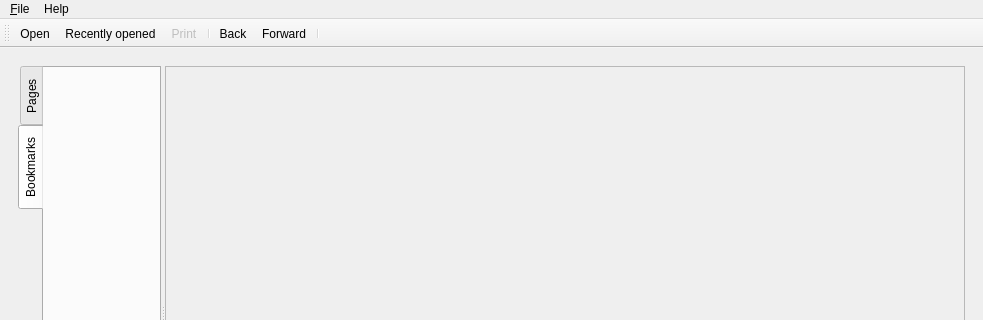
The window that app/mainwindow.ui (Li-Shurui/StepViewer) describes before a commit, drawn with Qt 5; both pictures show x 0 to 983 and y 0 to 320 of the 983 by 602 pixel window.
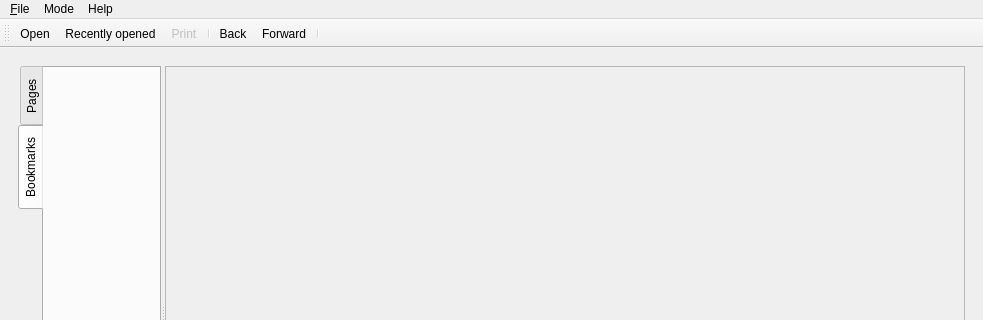
The same window after the commit. Icons and pictures are not drawn.

Commit message:
Add a Mode menu to reopen the current file in a chosen viewer
Let text and YUV viewers accept any file when selected explicitly, and
show an error in the view area when a viewer cannot open it.

```diff
--- a/app/mainwindow.ui
+++ b/app/mainwindow.ui
@@ -123,7 +123,17 @@
     <addaction name="menuLanguage"/>
     <addaction name="menuTheme"/>
    </widget>
+   <widget class="QMenu" name="menuMode">
+    <property name="title">
+     <string>Mode</string>
+    </property>
+    <addaction name="actiontext_viewer"/>
+    <addaction name="actionjson_viewer"/>
+    <addaction name="actionimage_viewer"/>
+    <addaction name="actionyuv_viewer"/>
+   </widget>
    <addaction name="qtFileMenu"/>
+   <addaction name="menuMode"/>
    <addaction name="menuHelp"/>
   </widget>
   <widget class="QStatusBar" name="statusbar"/>
```
Left out of the diff: 20 changed lines with no effect on the pictures. The commit also changes 12 other files.
